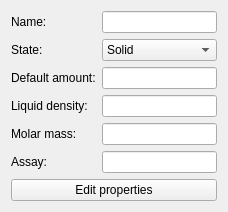
Qt form templatewidget.ui (FrankMamuda/fumingcube) before a commit.
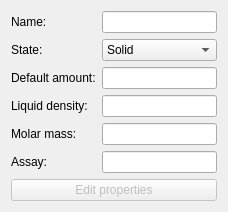
The same form after that commit. Custom widgets are drawn as their Qt base class.

```diff
--- a/templatewidget.ui
+++ b/templatewidget.ui
@@ -79,6 +79,9 @@
    </item>
    <item row="6" column="0" colspan="2">
     <widget class="QPushButton" name="propsButton">
+     <property name="enabled">
+      <bool>false</bool>
+     </property>
      <property name="text">
       <string>Edit properties</string>
      </property>
```
